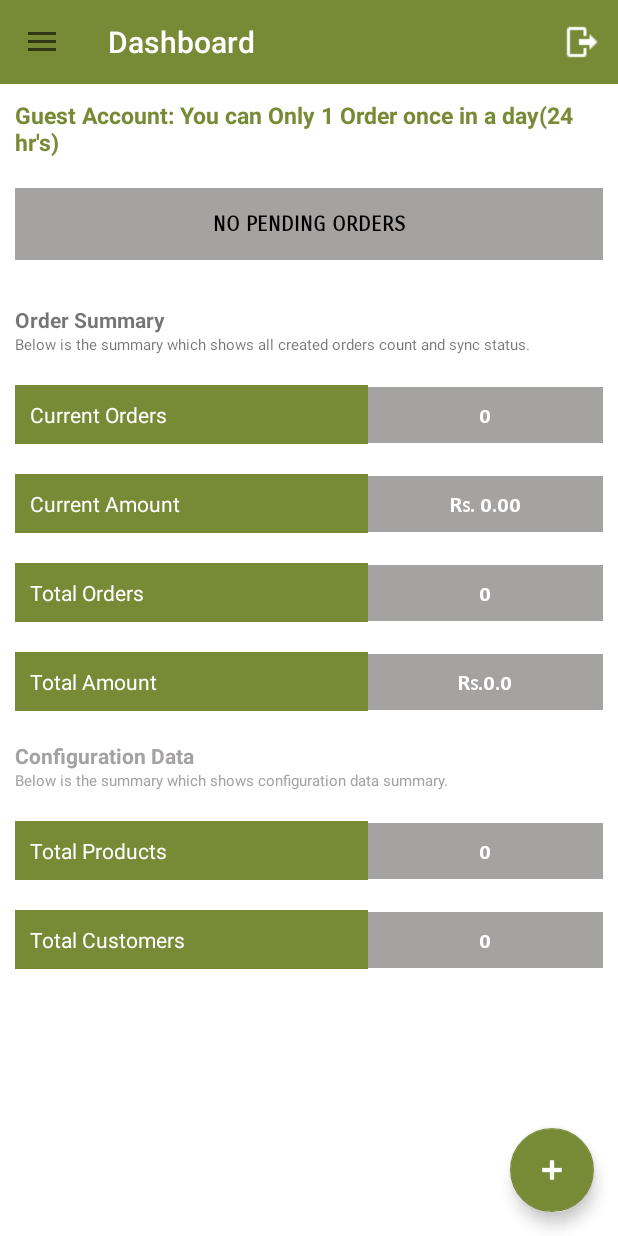
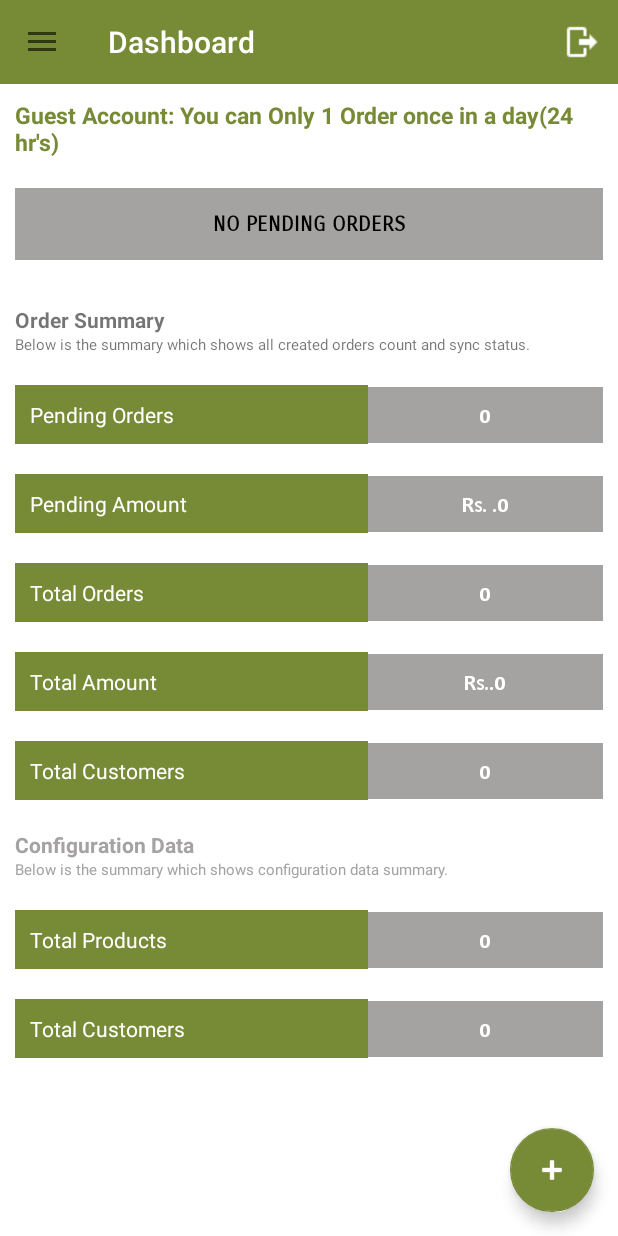
Before and after one commit to xeeshansami/AGS-Order-booking-portal, an Android app: the DashboardActivity screen opened directly, with no data from a screen before it, on a phone screen of 412 x 824 dp. Run offline under Robolectric (Android 15) with nearby library versions, the phone set to English and light mode, and no system bars; our stand-ins replace Firebase (no records; nobody signed in at launch, a user with empty details on screens opened directly), Volley; libraries missing offline, so code that uses them is left out: com.itextpdf.text; Roboto replaces fonts that are not available here.

Commit message:
total orders and amount done update 2

```diff
--- a/app/src/main/java/com/ags/agssalesandroidclientorderdocter/Activities/DashboardActivity.java
+++ b/app/src/main/java/com/ags/agssalesandroidclientorderdocter/Activities/DashboardActivity.java
@@ -104,6 +104,7 @@ import java.io.IOException;
 import java.io.UnsupportedEncodingException;
 import java.net.URLDecoder;
 import java.text.DateFormat;
+import java.text.DecimalFormat;
 import java.text.ParseException;
 import java.text.SimpleDateFormat;
 import java.util.Calendar;
@@ -118,7 +119,7 @@ public class DashboardActivity extends AppCompatActivity implements NavigationVi
     DatabaseHandler db;
     SharedPreferenceHandler sp;
     SessionManager session;
-    TextView total_Orders_Count,total_orders_of_customer,total_Amount_of_customer;
+    TextView total_Orders_Count,total_orders_of_customer,total_Amount_of_customer,total_customer;
     TextView total_Amount;
     Utils utils;
     File file;
@@ -318,6 +319,7 @@ public class DashboardActivity extends AppCompatActivity implements NavigationVi
 
 
     private void populateDashboard() {
+        total_customer = (TextView) findViewById(R.id.total_customer);
         total_orders_of_customer = (TextView) findViewById(R.id.total_orders_of_customer);
         total_Amount_of_customer = (TextView) findViewById(R.id.total_Amount_of_customer);
         total_Orders_Count = (TextView) findViewById(R.id.total_Orders_Count);
@@ -327,9 +329,16 @@ public class DashboardActivity extends AppCompatActivity implements NavigationVi
         total_Orders_Count.setText(String.valueOf(db.getAllOrders("0").size()));
         total_Amount_of_customer.setText(String.valueOf("Rs."+getAllOrdersAmount()));
         total_orders_of_customer.setText(String.valueOf(db.getAllAmount().size()));
-        total_Amount.setText(db.getTotalAmount());
+        total_customer.setText(String.valueOf(db.getAllCustomer().size()));
+        try {
+            total_Amount.setText("Rs. " + new DecimalFormat("#.0").format(Float.parseFloat(db.getTotalAmount().toString())));
+        } catch (NumberFormatException e) {
+            total_Amount.setText("Rs. 0.0");  // Default in case of error
+            e.printStackTrace();
+        }
         total_Products_Count.setText(String.valueOf(db.getProductCount()));
         total_Customer_Count.setText(String.valueOf(db.getCustomerCount()));
+        new FontImprima(this, total_customer);
         new FontImprima(this, total_Amount_of_customer);
         new FontImprima(this, total_orders_of_customer);
         new FontImprima(this, total_Orders_Count);
@@ -346,9 +355,9 @@ public class DashboardActivity extends AppCompatActivity implements NavigationVi
         for (EntityOrder order:db.getAllAmount()) {
             grandTotal+=Float.valueOf(order.getNetTotal());
         };
-       return String.valueOf(grandTotal);
+        DecimalFormat df = new DecimalFormat("#.0");
+        return df.format(grandTotal);
     }
-
 
     @Override
     public boolean onCreateOptionsMenu(Menu menu) {
--- a/app/src/main/java/com/ags/agssalesandroidclientorderdocter/Database/DatabaseHandler.java
+++ b/app/src/main/java/com/ags/agssalesandroidclientorderdocter/Database/DatabaseHandler.java
@@ -674,7 +674,35 @@ public class DatabaseHandler extends SQLiteOpenHelper {
         return order;
 
     }
+    public ArrayList<EntityOrder> getAllCustomer() {
 
+        SQLiteDatabase db = this.getReadableDatabase();
+        ArrayList<EntityOrder> order = new ArrayList<EntityOrder>();
+
+        String helloWorld = "SELECT *FROM order_list GROUP BY orderCustCode HAVING COUNT(*) > 0";
+
+        Cursor cursor = db.rawQuery(helloWorld, null);
+        Log.d("query", helloWorld);
+
+        if (cursor != null) {
+
+            if (cursor.moveToFirst()) {
+                do {
+                    EntityOrder singleOrder = new EntityOrder();
+
+                    singleOrder.setOrderId(cursor.getString(0));
+
+                    // return contact
+                    order.add(singleOrder);
+
+                } while (cursor.moveToNext());
+            }
+
+        }
+
+        return order;
+
+    }
     public int getAllOrdersCount() {
 
         String countQuery = "SELECT  * FROM " + TABLE_ORDER_LIST;
@@ -816,7 +844,7 @@ public class DatabaseHandler extends SQLiteOpenHelper {
         if (cursor != null) {
             cursor.moveToFirst();
 
-            return "Rs. "+cursor.getString(0);
+            return cursor.getString(0);
         } else {
             return "Rs. 0.00" ;
         }
--- a/app/src/main/res/layout/content_dashboard.xml
+++ b/app/src/main/res/layout/content_dashboard.xml
@@ -83,7 +83,7 @@
                     android:layout_weight="0.40"
                     android:background="@color/colorPrimary"
                     android:padding="10dp"
-                    android:text="Current Orders"
+                    android:text="Pending Orders"
                     android:textColor="@color/white" />
 
                 <TextView
@@ -111,7 +111,7 @@
                     android:layout_weight="0.40"
                     android:background="@color/colorPrimary"
                     android:padding="10dp"
-                    android:text="Current Amount"
+                    android:text="Pending Amount"
                     android:textColor="@color/white" />
 
                 <TextView
@@ -170,6 +170,33 @@
 
                 <TextView
                     android:id="@+id/total_Amount_of_customer"
+                    android:layout_width="match_parent"
+                    android:layout_height="wrap_content"
+                    android:layout_weight=".60"
+                    android:background="@color/grey"
+                    android:textColor="@color/white"
+                    android:gravity="center_horizontal"
+                    android:paddingTop="10dp"
+                    android:paddingBottom="10dp" />
+
+            </LinearLayout>
+            <LinearLayout
+                android:layout_width="match_parent"
+                android:layout_height="wrap_content"
+                android:layout_marginTop="20dp"
+                android:orientation="horizontal">
+
+                <TextView
+                    android:layout_width="match_parent"
+                    android:layout_height="wrap_content"
+                    android:layout_weight="0.40"
+                    android:background="@color/colorPrimary"
+                    android:padding="10dp"
+                    android:text="Total Customers"
+                    android:textColor="@color/white" />
+
+                <TextView
+                    android:id="@+id/total_customer"
                     android:layout_width="match_parent"
                     android:layout_height="wrap_content"
                     android:layout_weight=".60"
```
